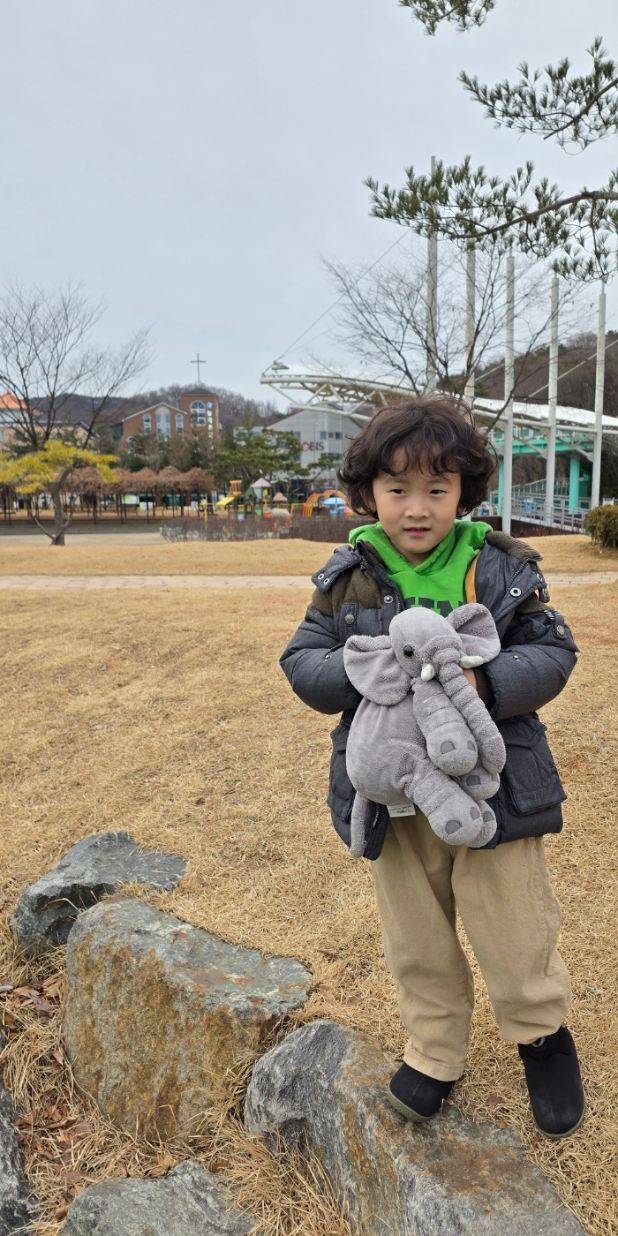
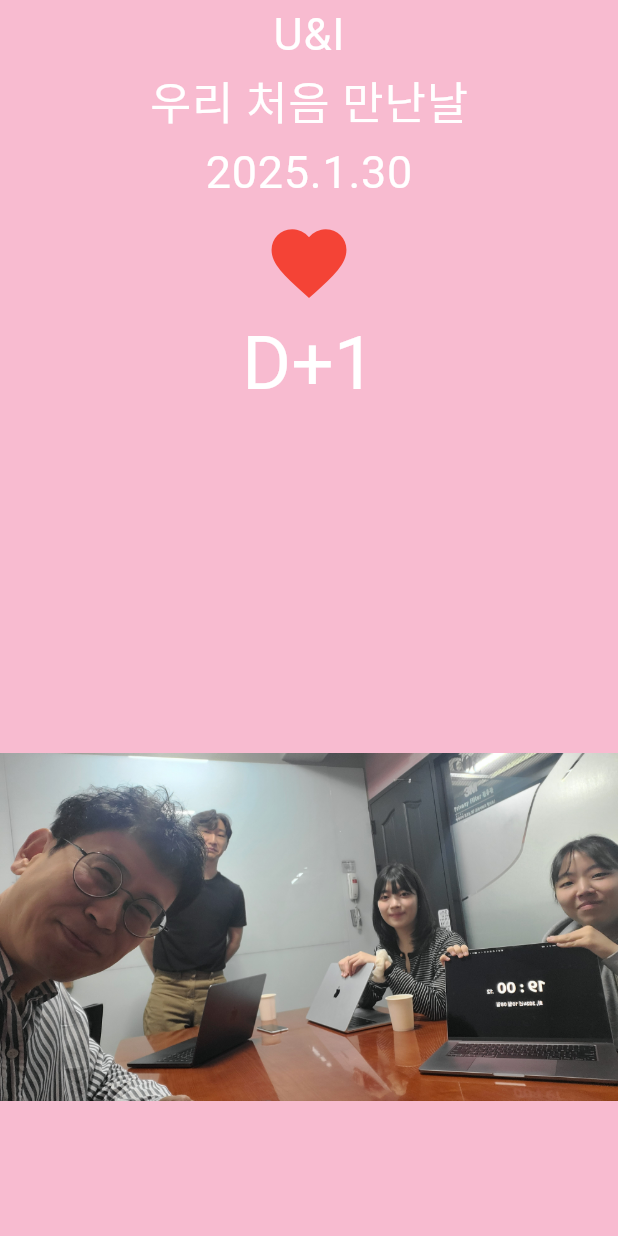
Before and after one commit to joo-pe/flutter-init, a Flutter app: the screen it shows after launch, on a phone screen of 412 x 824 dp. Run offline on Flutter 3.47's test engine with Material 3 defaults, Android fonts, the phone set to English and light mode, and no system bars; our stand-ins replace webview_flutter; Roboto replaces fonts that are missing (42dot).

Commit message:
fix: 우리 처음 만난날 app

```diff
--- a/lib/screen/home_screen.dart
+++ b/lib/screen/home_screen.dart
@@ -1,21 +1,125 @@
-import 'dart:async';
+import 'package:flutter/cupertino.dart';
 import 'package:flutter/material.dart';
 
-class HomeScreen extends StatelessWidget {
+class HomeScreen extends StatefulWidget {
   const HomeScreen({super.key});
+
+  @override
+  State<HomeScreen> createState() => _HomeScreenState();
+}
+
+class _HomeScreenState extends State<HomeScreen> {
+  DateTime selectedDate = DateTime.now();
 
   @override
   Widget build(BuildContext context) {
     // TODO: implement build
     return Scaffold(
-      body: PageView(
-        children: [1, 2, 3, 4, 5]
-          .map(
-              (e) => Image.asset(
-                  'asset/image/$e.jpeg', fit: BoxFit.cover,))
-          .toList(),
-    )
+      backgroundColor: Colors.pink[100],
+      body: SafeArea(
+        top: true,
+        bottom: false,
+        child: SizedBox(
+          width: MediaQuery.of(context).size.width,
+          child: Column(
+            children: [
+              _Top(
+                selectDate: selectedDate,
+                onPressed: onHeartPressed,
+              ),
+              _Bottom(),
+            ],
+          ),
+        ),
+      ),
     );
   }
 
+  void onHeartPressed(){
+    showCupertinoDialog(
+        context: context,
+        barrierDismissible: true,
+        builder: (BuildContext context){
+          return Align(
+            alignment: Alignment.center,
+            child: Container(
+              color: Colors.white,
+              height: 300.0,
+              child: CupertinoDatePicker(
+                mode: CupertinoDatePickerMode.date,
+                initialDateTime: selectedDate,
+                maximumDate: DateTime.now(),
+                onDateTimeChanged: (DateTime date) {
+                  setState(() {
+                    selectedDate = date;
+                  });
+                },
+                dateOrder: DatePickerDateOrder.ymd,
+              ),
+            ),
+          );
+        }
+    );
+  }
 }
+
+class _Top extends StatelessWidget {
+  final DateTime selectDate;
+  final VoidCallback? onPressed;
+
+  const _Top({
+    required this.selectDate,
+    required this.onPressed,
+  });
+
+  @override
+  Widget build(BuildContext context) {
+    final now = DateTime.now();
+    final textTheme = Theme.of(context).textTheme;
+
+    return Expanded(
+      child: Container(
+        child: Column(
+          children: [
+            Text(
+              'U&I',
+              style: textTheme.bodyLarge,
+            ),
+            Text('우리 처음 만난날',
+              style: textTheme.bodyLarge,
+            ),
+            Text(
+              '${selectDate.year}.${selectDate.month}.${selectDate.day}',
+              style: textTheme.bodyLarge,
+            ),
+            IconButton(
+              iconSize: 60.0,
+              color: Colors.red,
+              onPressed: onPressed,
+              icon: Icon(
+                Icons.favorite,
+              )
+            ),
+            Text(
+              'D+${now.difference(selectDate).inDays + 1}',
+              style: textTheme.displayMedium,
+            ),
+          ],
+        ),
+      ),
+    );
+  }
+}
+
+class _Bottom extends StatelessWidget {
+  const _Bottom({super.key});
+
+  @override
+  Widget build(BuildContext context) {
+    return Expanded(
+      child: Container(
+        child: Image.asset('asset/image/aa.jpeg'),
+      ),
+    );
+  }
+}
--- /dev/null
+++ b/lib/screen/timer_screen.dart
@@ -0,0 +1,58 @@
+import 'dart:async';
+import 'package:flutter/material.dart';
+
+class HomeScreen extends StatefulWidget {
+  const HomeScreen({super.key});
+
+  @override
+  State<HomeScreen> createState() => _HomeScreenState();
+}
+
+class _HomeScreenState extends State<HomeScreen> {
+  Timer? timer;
+  PageController controller = PageController();
+
+  @override
+  void initState() {
+    // TODO: implement initState
+    super.initState();
+
+    timer = Timer.periodic(Duration(seconds: 2), (timer) {
+      int currentPage = controller.page!.toInt();
+      int nextPage = currentPage + 1;
+
+      if (nextPage > 4) {
+        nextPage = 0;
+      }
+
+      controller.animateToPage(nextPage,
+          duration: Duration(microseconds: 500), curve: Curves.easeInBack);
+    });
+  }
+
+  @override
+  Widget build(BuildContext context) {
+    // TODO: implement build
+    return Scaffold(
+        body: PageView(
+          controller: controller,
+          children: [1, 2, 3, 4, 5]
+              .map((e) => Image.asset(
+            'asset/image/$e.jpeg',
+            fit: BoxFit.cover,
+          ))
+              .toList(),
+        ));
+  }
+
+  @override
+  void dispose() {
+    // TODO: implement dispose
+    if (timer != null) {
+      timer!.cancel();
+    }
+
+    controller.dispose();
+    super.dispose();
+  }
+}
```
Also changed, not shown: lib/main.dart (+24 -1 lines), pubspec.yaml (+19 -0 lines), asset/font/Quicksand-Bold.ttf (added), asset/font/Quicksand-Light.ttf (added), asset/font/Quicksand-Medium.ttf (added), asset/font/Quicksand-Regular.ttf (added), asset/font/Quicksand-SemiBold.ttf (added), asset/font/dart.ttf (added), 6 other files.
